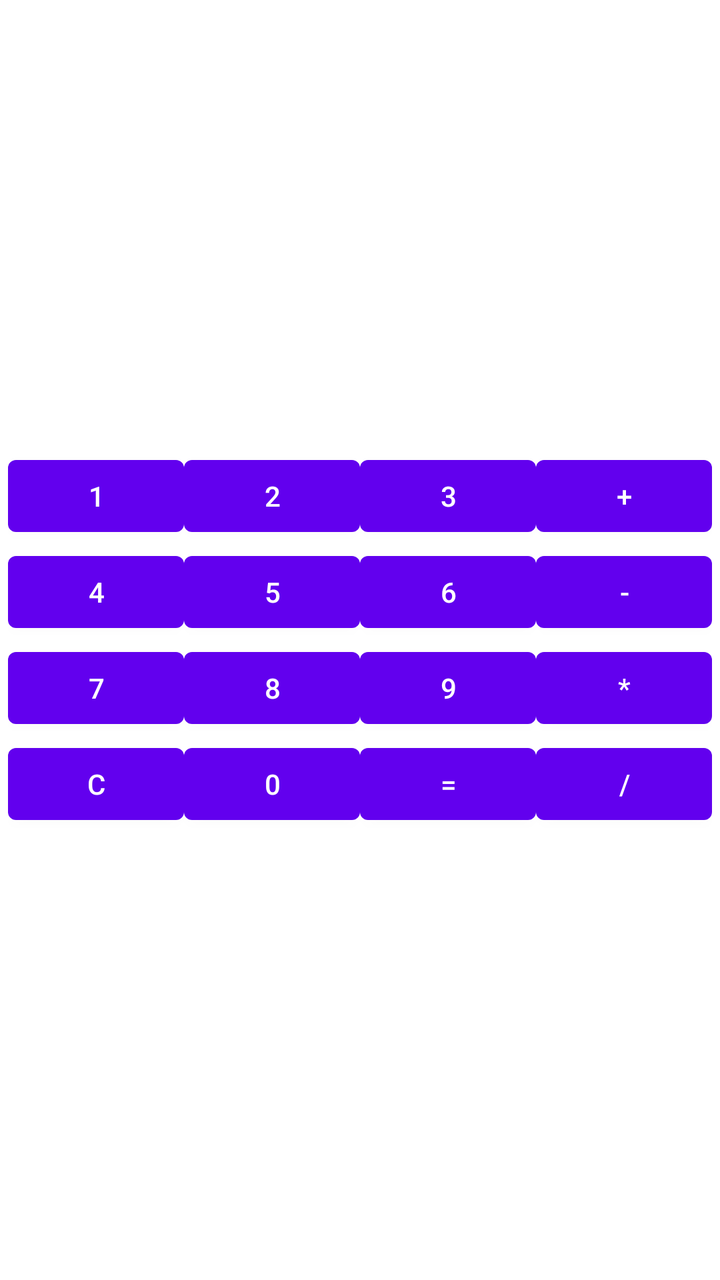
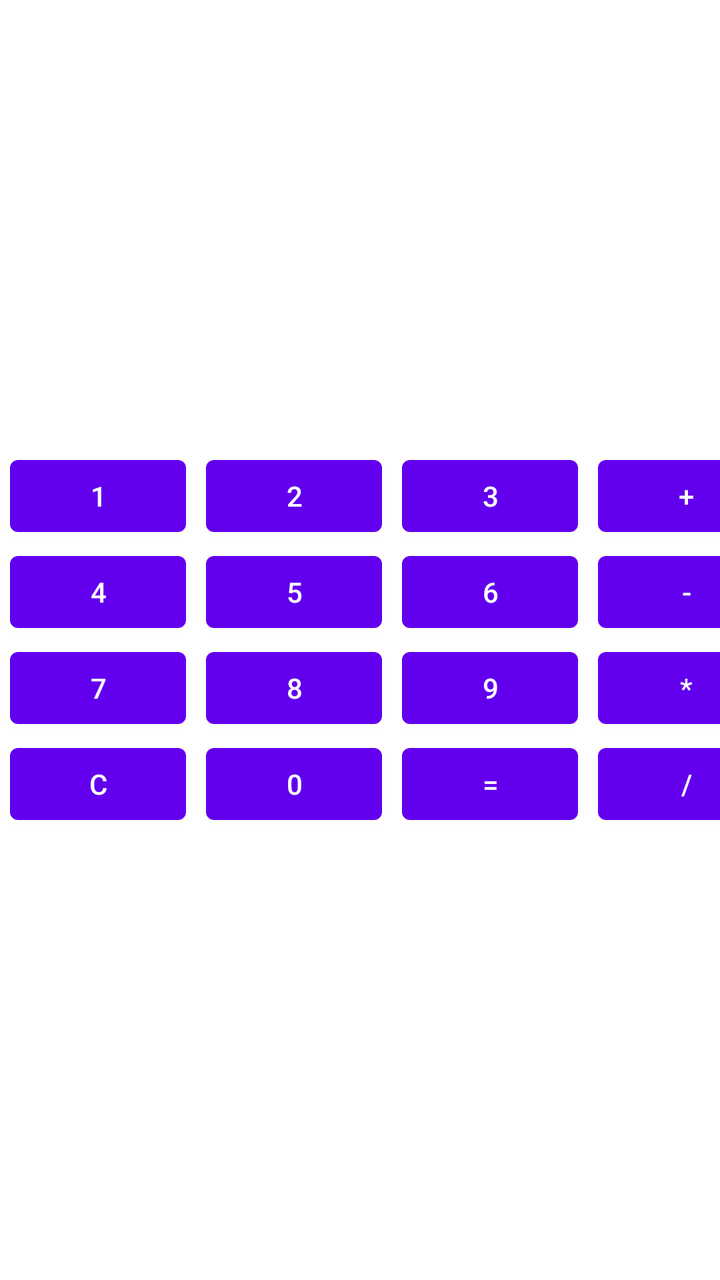

The first picture is an Android layout as it rendered before a commit; the second is the same layout after the commit. The layout source and the unified diff follow.
<!-- AndroidManifest.xml: application theme Theme.CalculatorApp -->
<!-- res/layout/activity_main.xml -->
<?xml version="1.0" encoding="utf-8"?>
<RelativeLayout xmlns:android="http://schemas.android.com/apk/res/android"
    xmlns:app="http://schemas.android.com/apk/res-auto"
    xmlns:tools="http://schemas.android.com/tools"
    android:layout_width="match_parent"
    android:layout_height="match_parent"
    android:gravity="center"
    tools:context=".MainActivity">

    <TableLayout
        android:layout_width="wrap_content"
        android:layout_height="wrap_content">

        <TableRow
            android:layout_width="match_parent"
            android:layout_height="match_parent">

            <Button
                android:id="@+id/button2"
                android:layout_width="wrap_content"
                android:layout_height="wrap_content"
                android:text="1" />

            <Button
                android:id="@+id/button"
                android:layout_width="wrap_content"
                android:layout_height="wrap_content"
                android:text="2" />

            <Button
                android:id="@+id/button3"
                android:layout_width="wrap_content"
                android:layout_height="wrap_content"
                android:text="3" />

            <Button
                android:id="@+id/button4"
                android:layout_width="wrap_content"
                android:layout_height="wrap_content"
                android:text="+" />
        </TableRow>

        <TableRow
            android:layout_width="match_parent"
            android:layout_height="match_parent">

            <Button
                android:id="@+id/button5"
                android:layout_width="wrap_content"
                android:layout_height="wrap_content"
                android:text="4" />

            <Button
                android:id="@+id/button6"
                android:layout_width="wrap_content"
                android:layout_height="wrap_content"
                android:text="5" />

            <Button
                android:id="@+id/button7"
                android:layout_width="wrap_content"
                android:layout_height="wrap_content"
                android:text="6" />

            <Button
                android:id="@+id/button8"
                android:layout_width="wrap_content"
                android:layout_height="wrap_content"
                android:text="-" />
        </TableRow>

        <TableRow
            android:layout_width="match_parent"
            android:layout_height="match_parent">

            <Button
                android:id="@+id/button9"
                android:layout_width="wrap_content"
                android:layout_height="wrap_content"
                android:text="7" />

            <Button
                android:id="@+id/button10"
                android:layout_width="wrap_content"
                android:layout_height="wrap_content"
                android:text="8" />

            <Button
                android:id="@+id/button11"
                android:layout_width="wrap_content"
                android:layout_height="wrap_content"
                android:text="9" />

            <Button
                android:id="@+id/button12"
                android:layout_width="wrap_content"
                android:layout_height="wrap_content"
                android:text="*" />
        </TableRow>

        <TableRow
            android:layout_width="match_parent"
            android:layout_height="match_parent">

            <Button
                android:id="@+id/button13"
                android:layout_width="wrap_content"
                android:layout_height="wrap_content"
                android:text="C" />

            <Button
                android:id="@+id/button14"
                android:layout_width="wrap_content"
                android:layout_height="wrap_content"
                android:text="0" />

            <Button
                android:id="@+id/button15"
                android:layout_width="wrap_content"
                android:layout_height="wrap_content"
                android:text="=" />

            <Button
                android:id="@+id/button16"
                android:layout_width="wrap_content"
                android:layout_height="wrap_content"
                android:text="/" />
        </TableRow>
    </TableLayout>

</RelativeLayout>
<!-- resources referenced by this layout -->
<resources>
  <style name="Theme.CalculatorApp" parent="Theme.MaterialComponents.DayNight.DarkActionBar">
          
          <item name="colorPrimary">@color/purple_500</item>
          <item name="colorPrimaryVariant">@color/purple_700</item>
          <item name="colorOnPrimary">@color/white</item>
          
          <item name="colorSecondary">@color/teal_200</item>
          <item name="colorSecondaryVariant">@color/teal_700</item>
          <item name="colorOnSecondary">@color/black</item>
          
          <item name="android:statusBarColor" tools:targetApi="l">?attr/colorPrimaryVariant</item>
          
      </style>
  <color name="purple_500">#FF6200EE</color>
  <color name="purple_700">#FF3700B3</color>
  <color name="white">#FFFFFFFF</color>
  <color name="teal_200">#FF03DAC5</color>
  <color name="teal_700">#FF018786</color>
  <color name="black">#FF000000</color>
</resources>

<!-- the commit's change to res/layout/activity_main.xml (unified diff, before → after) -->
@@ -19,24 +19,28 @@
                 android:id="@+id/button2"
                 android:layout_width="wrap_content"
                 android:layout_height="wrap_content"
+                android:layout_marginHorizontal="5dp"
                 android:text="1" />
 
             <Button
                 android:id="@+id/button"
                 android:layout_width="wrap_content"
                 android:layout_height="wrap_content"
+                android:layout_marginHorizontal="5dp"
                 android:text="2" />
 
             <Button
                 android:id="@+id/button3"
                 android:layout_width="wrap_content"
                 android:layout_height="wrap_content"
+                android:layout_marginHorizontal="5dp"
                 android:text="3" />
 
             <Button
                 android:id="@+id/button4"
                 android:layout_width="wrap_content"
                 android:layout_height="wrap_content"
+                android:layout_marginHorizontal="5dp"
                 android:text="+" />
         </TableRow>
 
@@ -48,24 +52,28 @@
                 android:id="@+id/button5"
                 android:layout_width="wrap_content"
                 android:layout_height="wrap_content"
+                android:layout_marginHorizontal="5dp"
                 android:text="4" />
 
             <Button
                 android:id="@+id/button6"
                 android:layout_width="wrap_content"
                 android:layout_height="wrap_content"
+                android:layout_marginHorizontal="5dp"
                 android:text="5" />
 
             <Button
                 android:id="@+id/button7"
                 android:layout_width="wrap_content"
                 android:layout_height="wrap_content"
+                android:layout_marginHorizontal="5dp"
                 android:text="6" />
 
             <Button
                 android:id="@+id/button8"
                 android:layout_width="wrap_content"
                 android:layout_height="wrap_content"
+                android:layout_marginHorizontal="5dp"
                 android:text="-" />
         </TableRow>
 
@@ -77,24 +85,28 @@
                 android:id="@+id/button9"
                 android:layout_width="wrap_content"
                 android:layout_height="wrap_content"
+                android:layout_marginHorizontal="5dp"
                 android:text="7" />
 
             <Button
                 android:id="@+id/button10"
                 android:layout_width="wrap_content"
                 android:layout_height="wrap_content"
+                android:layout_marginHorizontal="5dp"
                 android:text="8" />
 
             <Button
                 android:id="@+id/button11"
                 android:layout_width="wrap_content"
                 android:layout_height="wrap_content"
+                android:layout_marginHorizontal="5dp"
                 android:text="9" />
 
             <Button
                 android:id="@+id/button12"
                 android:layout_width="wrap_content"
                 android:layout_height="wrap_content"
+                android:layout_marginHorizontal="5dp"
                 android:text="*" />
         </TableRow>
 
@@ -106,24 +118,28 @@
                 android:id="@+id/button13"
                 android:layout_width="wrap_content"
                 android:layout_height="wrap_content"
+                android:layout_marginHorizontal="5dp"
                 android:text="C" />
 
             <Button
                 android:id="@+id/button14"
                 android:layout_width="wrap_content"
                 android:layout_height="wrap_content"
+                android:layout_marginHorizontal="5dp"
                 android:text="0" />
 
             <Button
                 android:id="@+id/button15"
                 android:layout_width="wrap_content"
                 android:layout_height="wrap_content"
+                android:layout_marginHorizontal="5dp"
                 android:text="=" />
 
             <Button
                 android:id="@+id/button16"
                 android:layout_width="wrap_content"
                 android:layout_height="wrap_content"
+                android:layout_marginHorizontal="5dp"
                 android:text="/" />
         </TableRow>
     </TableLayout>
